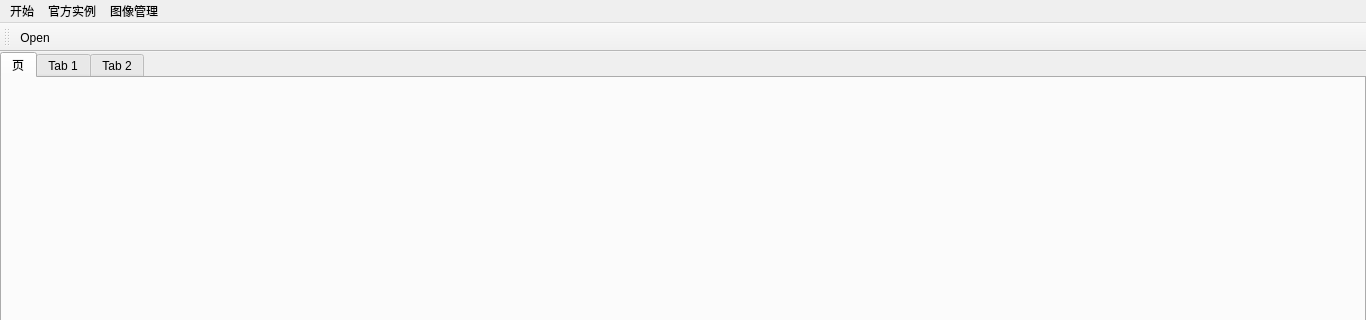
Qt form 03_ThirdVtk/mainwindow.ui (DreamLife-Jianwei/Qt-Vtk) before a commit; both pictures show x 0 to 1366 and y 0 to 320 of the 1366 by 768 pixel window.
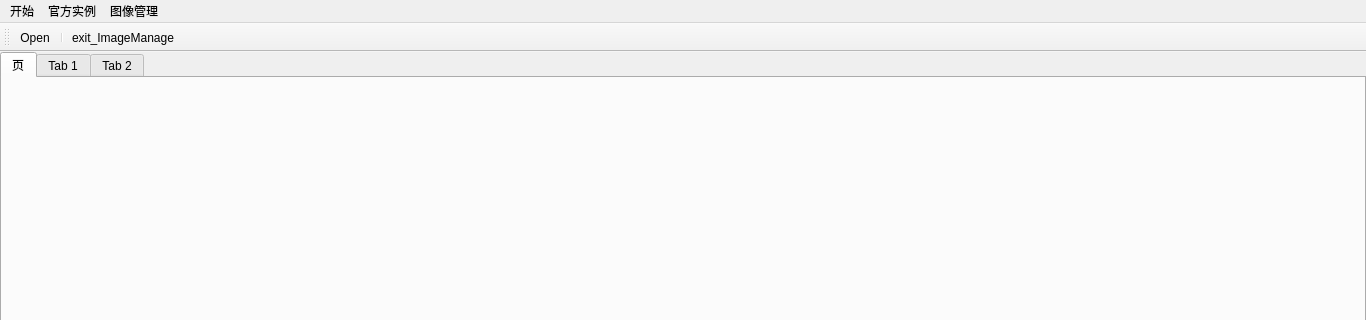
The same form after that commit. Icons and pictures are not drawn.

The edit to the form file:
```diff
--- a/03_ThirdVtk/mainwindow.ui
+++ b/03_ThirdVtk/mainwindow.ui
@@ -252,6 +252,8 @@
     <bool>false</bool>
    </attribute>
    <addaction name="actionOpen"/>
+   <addaction name="separator"/>
+   <addaction name="actionexit_ImageManage"/>
   </widget>
   <widget class="QStatusBar" name="statusBar"/>
   <action name="actionAmbientSpheres">
@@ -401,6 +403,18 @@
     <string>FullScreen</string>
    </property>
   </action>
+  <action name="actionexit_ImageManage">
+   <property name="icon">
+    <iconset resource="images.qrc">
+     <normaloff>:/ImageManage/Images/ImageManage/Exit.ico</normaloff>:/ImageManage/Images/ImageManage/Exit.ico</iconset>
+   </property>
+   <property name="text">
+    <string>exit_ImageManage</string>
+   </property>
+   <property name="toolTip">
+    <string>退出图像浏览</string>
+   </property>
+  </action>
  </widget>
  <layoutdefault spacing="6" margin="11"/>
  <resources>
```
Left out of the diff: 3 changed lines with no effect on the pictures.
